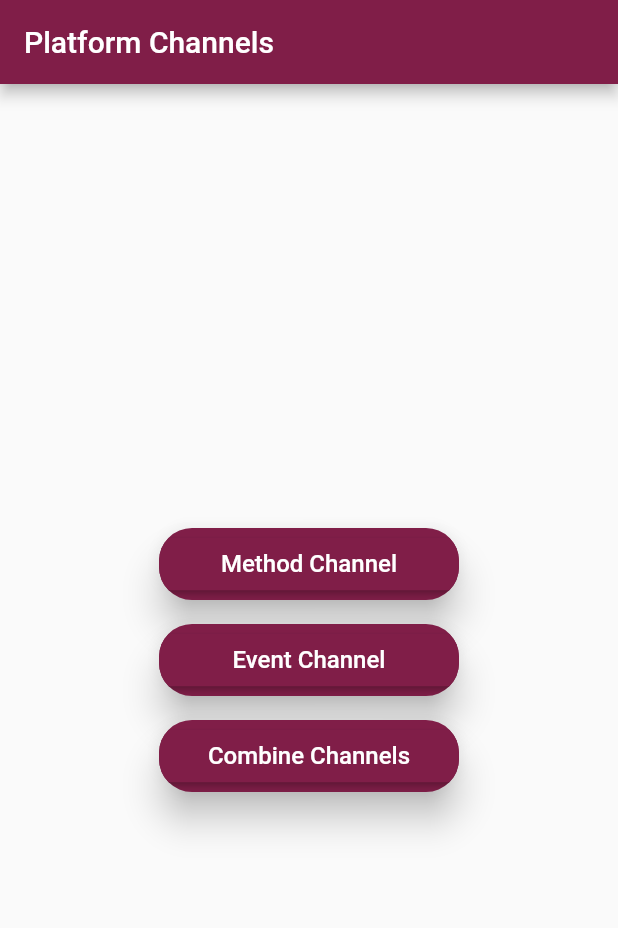
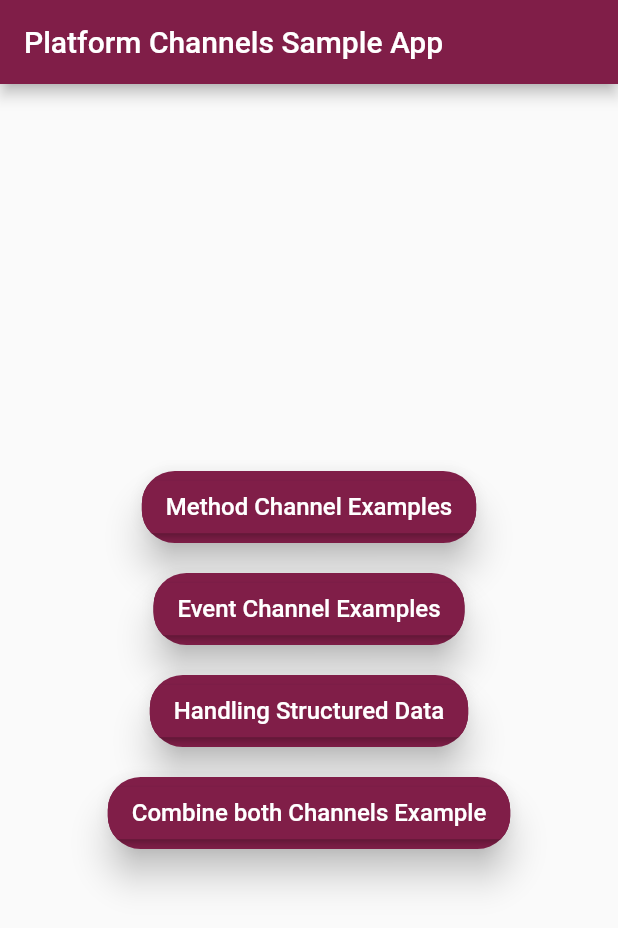
Before and after one commit to GOVINDDIXIT/Platform-Channel-Demo, a Flutter app: the screen it shows after launch, on a phone screen of 412 x 824 dp. Shown: the top 928 px of the screen. Run offline on Flutter 3.47's test engine with Material 2 defaults, Android fonts, the phone set to English and light mode, and no system bars; our stand-ins replace google_fonts.

Commit message:
minor changes

```diff
--- a/lib/event_channel_page.dart
+++ b/lib/event_channel_page.dart
@@ -35,7 +35,7 @@ class _EventChannelPageState extends State<EventChannelPage> {
     return Scaffold(
       appBar: AppBar(
         backgroundColor: Color(0xFF801E48),
-        title: Text('Event Channel'),
+        title: Text('Event Channel Examples'),
       ),
       body: Center(
           child: Text(
--- a/lib/main.dart
+++ b/lib/main.dart
@@ -28,7 +28,7 @@ class _HomePageState extends State<HomePage> {
     return Scaffold(
       appBar: AppBar(
         backgroundColor: Color(0xFF801E48),
-        title: Text('Platform Channels'),
+        title: Text('Platform Channels Sample App'),
       ),
       body: Center(
         child: Column(
@@ -46,7 +46,7 @@ class _HomePageState extends State<HomePage> {
                 minWidth: 200.0,
                 height: 35,
                 color: Color(0xFF801E48),
-                child: new Text('Method Channel',
+                child: new Text('Method Channel Examples',
                     style: new TextStyle(fontSize: 16.0, color: Colors.white)),
                 onPressed: () {
                   final page = MethodChannelPage();
@@ -54,7 +54,7 @@ class _HomePageState extends State<HomePage> {
                 },
               ),
             ),
-            SizedBox(height: 16),
+            SizedBox(height: 20),
             Material(
               shape: RoundedRectangleBorder(
                   borderRadius: BorderRadius.circular(22.0)),
@@ -65,7 +65,7 @@ class _HomePageState extends State<HomePage> {
                 minWidth: 200.0,
                 height: 35,
                 color: Color(0xFF801E48),
-                child: new Text('Event Channel',
+                child: new Text('Event Channel Examples',
                     style: new TextStyle(fontSize: 16.0, color: Colors.white)),
                 onPressed: () {
                   final page = EventChannelPage();
@@ -73,7 +73,7 @@ class _HomePageState extends State<HomePage> {
                 },
               ),
             ),
-            SizedBox(height: 16),
+            SizedBox(height: 20),
             Material(
               shape: RoundedRectangleBorder(
                   borderRadius: BorderRadius.circular(22.0)),
@@ -84,7 +84,26 @@ class _HomePageState extends State<HomePage> {
                 minWidth: 200.0,
                 height: 35,
                 color: Color(0xFF801E48),
-                child: new Text('Combine Channels',
+                child: new Text('Handling Structured Data',
+                    style: new TextStyle(fontSize: 16.0, color: Colors.white)),
+                onPressed: () {
+                  final page = PlatformChannel();
+                  navigate(context, page);
+                },
+              ),
+            ),
+            SizedBox(height: 20),
+            Material(
+              shape: RoundedRectangleBorder(
+                  borderRadius: BorderRadius.circular(22.0)),
+              elevation: 10.0,
+              color: Color(0xFF801E48),
+              clipBehavior: Clip.antiAlias,
+              child: MaterialButton(
+                minWidth: 200.0,
+                height: 35,
+                color: Color(0xFF801E48),
+                child: new Text('Combine both Channels Example',
                     style: new TextStyle(fontSize: 16.0, color: Colors.white)),
                 onPressed: () {
                   final page = PlatformChannel();
--- a/lib/method_channel_page.dart
+++ b/lib/method_channel_page.dart
@@ -15,7 +15,7 @@ class _MethodChannelPageState extends State<MethodChannelPage> {
     return Scaffold(
       appBar: AppBar(
         backgroundColor: Color(0xFF801E48),
-        title: Text("Method Channel"),
+        title: Text("Method Channel Examples"),
       ),
       body: Container(
         padding: EdgeInsets.all(16.0),
--- a/lib/platform_channel.dart
+++ b/lib/platform_channel.dart
@@ -84,10 +84,6 @@ class _PlatformChannelState extends State<PlatformChannel> {
       home: Scaffold(
         appBar: AppBar(
           backgroundColor: Color(0xFF801E48),
-          title: Text(
-            'Platform Channel App Demo',
-            style: GoogleFonts.roboto(),
-          ),
         ),
         body: Center(
           child: Column(
```
Also changed, not shown: 1 other file.
